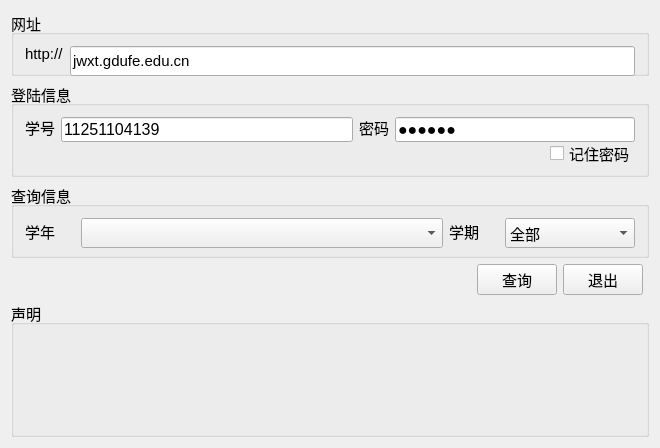
First picture: the form in qgpa.ui, repository ztzheng/gpa, before the edit.
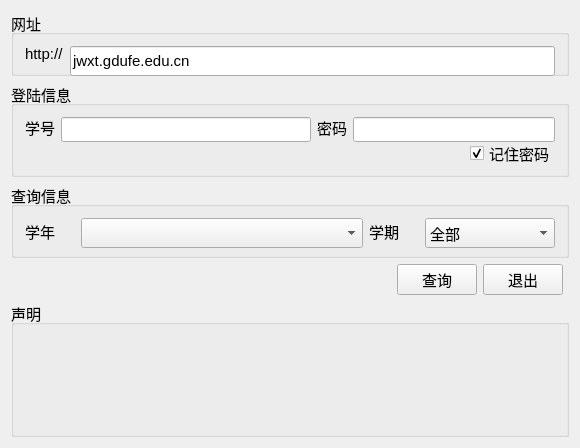
Second picture: the form after the edit. Icons and pictures are not drawn.

The edit to the form file:
```diff
--- a/qgpa.ui
+++ b/qgpa.ui
@@ -6,7 +6,7 @@
    <rect>
     <x>0</x>
     <y>0</y>
-    <width>660</width>
+    <width>580</width>
     <height>448</height>
    </rect>
   </property>
@@ -92,7 +92,7 @@
            </font>
           </property>
           <property name="text">
-           <string>11251104139</string>
+           <string/>
           </property>
          </widget>
         </item>
@@ -129,7 +129,7 @@
            </font>
           </property>
           <property name="text">
-           <string>456491</string>
+           <string/>
           </property>
           <property name="echoMode">
            <enum>QLineEdit::Password</enum>
@@ -161,6 +161,9 @@
           <property name="text">
            <string>记住密码</string>
           </property>
+          <property name="checked">
+           <bool>true</bool>
+          </property>
          </widget>
         </item>
        </layout>
```
Left out of the diff: 23 changed lines with no effect on the pictures.
